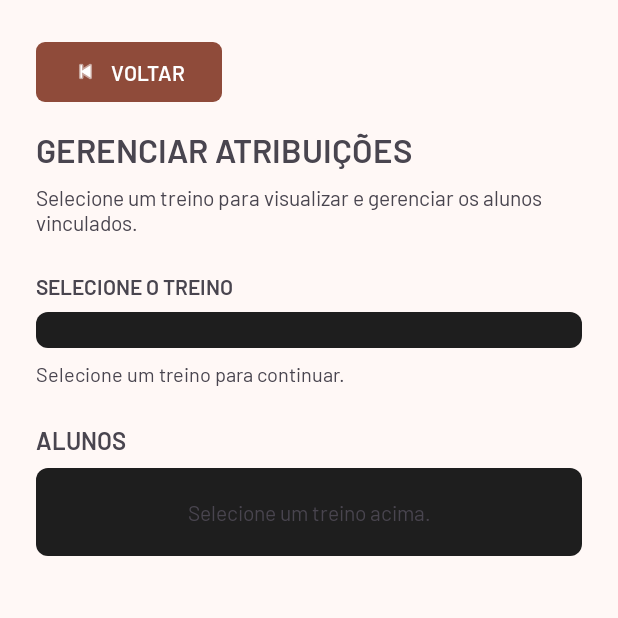
After one commit to ADS-2026-TreinaMais/TreinaMais, an Android app: the AtribuicaoActivity screen opened directly, with no data from a screen before it, on a phone screen of 412 x 824 dp, the top half of it. The commit adds this screen. Run offline under Robolectric (Android 15) with nearby library versions, the phone set to English and light mode, and no system bars; our stand-ins replace Material 3 Expressive styles (plain Material 3 is drawn); 1 statement that could not run was skipped.

Commit message:
Implementa atribuição de treinos a alunos

```diff
--- a/app/src/main/AndroidManifest.xml
+++ b/app/src/main/AndroidManifest.xml
@@ -38,6 +38,9 @@
         <activity
             android:name=".view.ProfLista"
             android:exported="false"/>
+        <activity
+            android:name=".view.AtribuicaoActivity"
+            android:exported="false" />
     </application>
 
 </manifest>
--- a/app/src/main/java/com/pucgo/edu/treinamais/view/PainelProfessorActivity.java
+++ b/app/src/main/java/com/pucgo/edu/treinamais/view/PainelProfessorActivity.java
@@ -219,6 +219,11 @@ public class PainelProfessorActivity extends AppCompatActivity {
         B.btnRenovarSessao.setOnClickListener(v -> realizarRenovacao());
 
         B.btnVerificarStatus.setOnClickListener(v -> testarEndpointMe());
+
+        B.btnGerenciarAtribuicoes.setOnClickListener(v -> {
+            Intent intent = new Intent(PainelProfessorActivity.this, AtribuicaoActivity.class);
+            startActivity(intent);
+        });
     }
 
     private void configurarMonitoramentoSessao() {
--- /dev/null
+++ b/app/src/main/res/layout/activity_atribuicao.xml
@@ -0,0 +1,88 @@
+<?xml version="1.0" encoding="utf-8"?>
+<ScrollView xmlns:android="http://schemas.android.com/apk/res/android"
+    xmlns:app="http://schemas.android.com/apk/res-auto"
+    android:layout_width="match_parent"
+    android:layout_height="match_parent"
+    android:fillViewport="true">
+
+    <LinearLayout
+        android:layout_width="match_parent"
+        android:layout_height="wrap_content"
+        android:orientation="vertical"
+        android:padding="24dp">
+
+        <com.google.android.material.button.MaterialButton
+            android:id="@+id/btnVoltarAtribuicao"
+            android:layout_width="wrap_content"
+            android:layout_height="wrap_content"
+            android:text="VOLTAR"
+            app:icon="@android:drawable/ic_media_previous" />
+
+        <TextView
+            android:layout_width="match_parent"
+            android:layout_height="wrap_content"
+            android:layout_marginTop="12dp"
+            android:text="GERENCIAR ATRIBUIÇÕES"
+            android:textSize="22sp"
+            android:textStyle="bold" />
+
+        <TextView
+            android:layout_width="match_parent"
+            android:layout_height="wrap_content"
+            android:layout_marginTop="8dp"
+            android:text="Selecione um treino para visualizar e gerenciar os alunos vinculados."
+            android:textSize="14sp" />
+
+        <TextView
+            android:layout_width="match_parent"
+            android:layout_height="wrap_content"
+            android:layout_marginTop="24dp"
+            android:text="SELECIONE O TREINO"
+            android:textStyle="bold"
+            android:textSize="14sp" />
+
+        <Spinner
+            android:id="@+id/spTreinosAtribuicao"
+            android:layout_width="match_parent"
+            android:layout_height="wrap_content"
+            android:layout_marginTop="8dp"
+            android:background="@drawable/bg_card_metrica"
+            android:padding="12dp" />
+
+        <TextView
+            android:id="@+id/tvInfoTreinoAtribuicao"
+            android:layout_width="match_parent"
+            android:layout_height="wrap_content"
+            android:layout_marginTop="8dp"
+            android:text="Selecione um treino para continuar."
+            android:textSize="13sp" />
+
+        <TextView
+            android:layout_width="match_parent"
+            android:layout_height="wrap_content"
+            android:layout_marginTop="24dp"
+            android:layout_marginBottom="8dp"
+            android:text="ALUNOS"
+            android:textSize="16sp"
+            android:textStyle="bold" />
+
+        <TextView
+            android:id="@+id/tvEstadoAtribuicoes"
+            android:layout_width="match_parent"
+            android:layout_height="wrap_content"
+            android:background="@drawable/bg_card_metrica"
+            android:gravity="center"
+            android:padding="20dp"
+            android:text="Selecione um treino acima."
+            android:textSize="14sp" />
+
+        <androidx.recyclerview.widget.RecyclerView
+            android:id="@+id/recyclerAlunosAtribuicao"
+            android:layout_width="match_parent"
+            android:layout_height="wrap_content"
+            android:nestedScrollingEnabled="false"
+            android:visibility="gone" />
+
+    </LinearLayout>
+
+</ScrollView>
--- a/backend/src/main/resources/application-prod.properties
+++ b/backend/src/main/resources/application-prod.properties
@@ -1,5 +1,5 @@
 # Configurações do Banco de Dados PostgreSQL (Ambiente de Produção)
-spring.datasource.url=jdbc:postgresql://${DB_HOST:localhost}:${DB_PORT:5434}/${DB_NAME:treinamais}
+spring.datasource.url=jdbc:postgresql://${DB_HOST:localhost}:${DB_PORT:5432}/${DB_NAME:treinamais}
 spring.datasource.username=${DB_USER:postgres}
 spring.datasource.password=${DB_PASSWORD:postgres}
 spring.datasource.driver-class-name=org.postgresql.Driver
--- a/gradle/libs.versions.toml
+++ b/gradle/libs.versions.toml
@@ -1,5 +1,5 @@
 [versions]
-agp = "9.5.2"
+agp = "9.3.0"
 kotlin = "2.2.10"
 coreKtx = "1.15.0"
 junit = "4.13.2"
```
Also changed, not shown: app/src/main/java/com/pucgo/edu/treinamais/network/AuthApiService.java (+12 -0 lines), app/src/main/java/com/pucgo/edu/treinamais/view/AtribuicaoActivity.java (added, +445 -0 lines), app/src/main/java/com/pucgo/edu/treinamais/view/AtribuicaoAdapter.java (added, +91 -0 lines), app/src/main/res/layout/item_atribuicao.xml (added, +35 -0 lines), app/src/main/res/layout/painel_prof.xml (+16 -1 lines).
